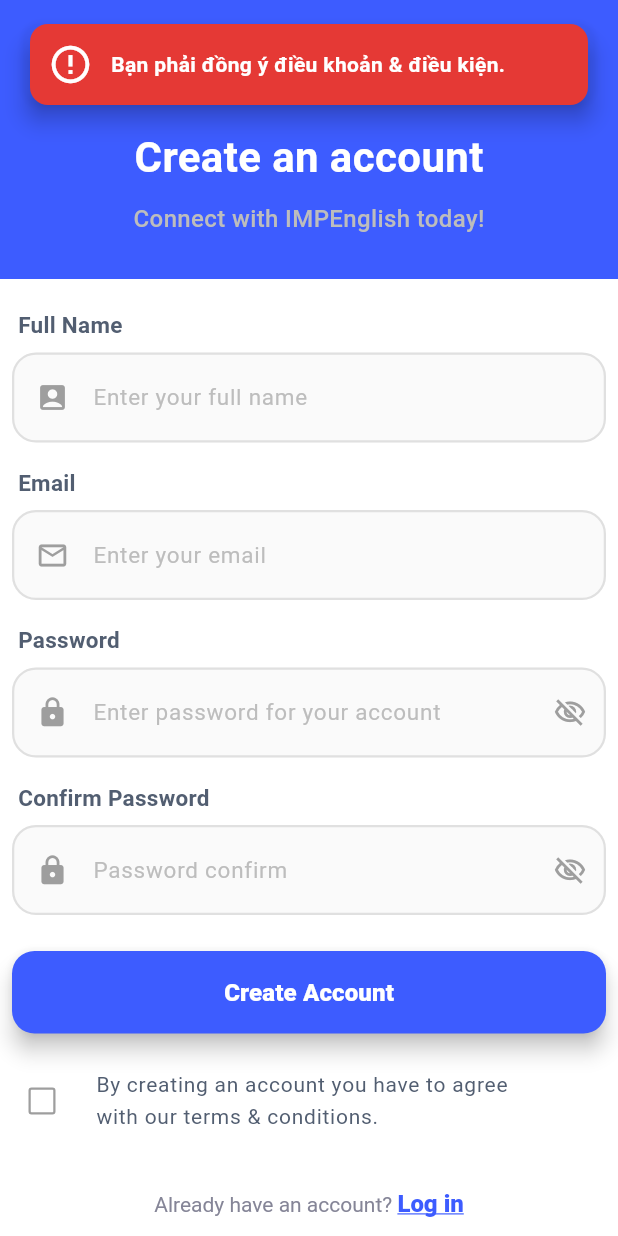
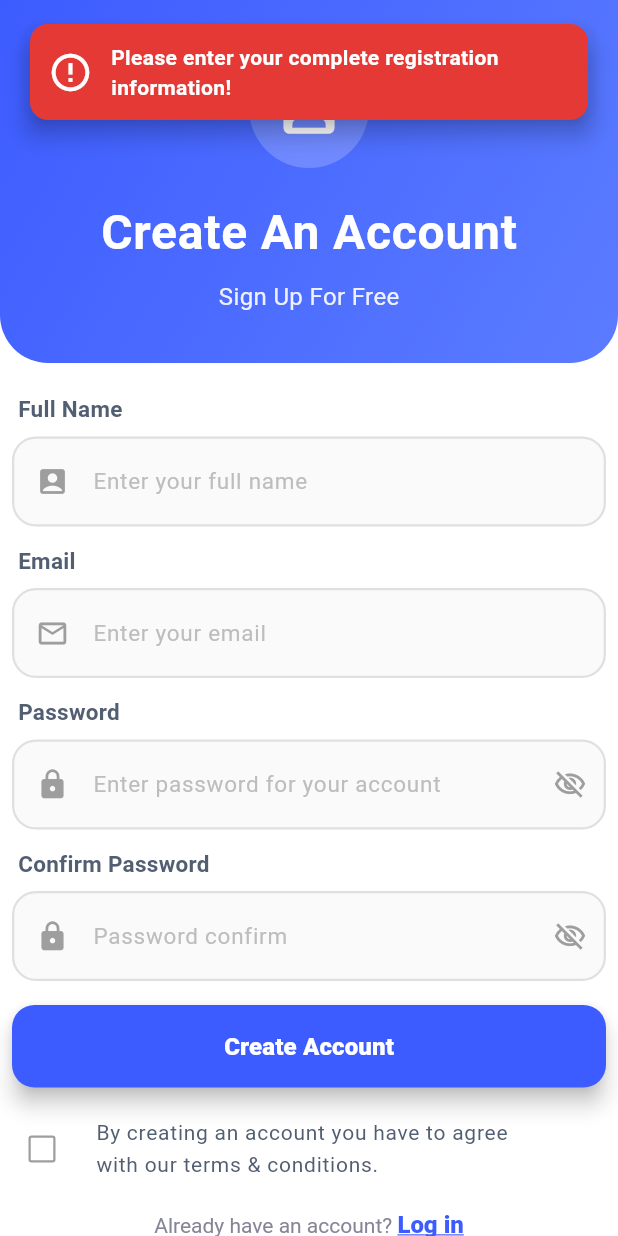
Before and after one commit to ngothanhtien/IMPENGLISH-APP-CLIENT, a Flutter app: the RegisterScreen screen opened by its route, after a tap on "Create Account", on a phone screen of 412 x 824 dp. Run offline on Flutter 3.47's test engine with Material 3 defaults, Android fonts, the phone set to English and light mode, and no system bars; our stand-ins replace audioplayers, awesome_dialog, circular_countdown_timer, convex_bottom_bar, fl_chart, flutter_dotenv and 12 more; missing offline and left inert: record; accounts and stored records are empty; network calls fail.

Commit message:
update: update ui register ui and replace flow verify

```diff
--- a/lib/component/otp-verify/custom_otp_field.dart
+++ b/lib/component/otp-verify/custom_otp_field.dart
@@ -5,12 +5,14 @@ class CustomOtpField extends StatelessWidget {
   final int length;
   final void Function(String)? onCompleted;
   final void Function(String)? onChanged;
+  final bool enable;
 
   const CustomOtpField({
     super.key,
     this.length = 6,
     this.onCompleted,
     this.onChanged,
+    this.enable = true
   });
 
   @override
@@ -20,6 +22,7 @@ class CustomOtpField extends StatelessWidget {
       length: length,
       obscureText: false,
       keyboardType: TextInputType.number,
+      enabled: enable,
       textStyle: TextStyle(
         fontSize: 16,
         color: const Color(0xFF4F46E5)
--- a/lib/component/textfield/custom_textfield.dart
+++ b/lib/component/textfield/custom_textfield.dart
@@ -111,7 +111,7 @@ class _CustomTextFieldState extends State<CustomTextField> with SingleTickerProv
             boxShadow: _isFocused
                 ? [
               BoxShadow(
-                color: const Color(0xFF3D5CFF).withOpacity(0.15),
+                color: const Color(0xFF3D5CFF).withValues(alpha: 0.15),
                 blurRadius: 12,
                 offset: const Offset(0, 4),
               ),
--- a/lib/presentation/screens/register/register_screen.dart
+++ b/lib/presentation/screens/register/register_screen.dart
@@ -14,7 +14,7 @@ class RegisterScreen extends StatefulWidget{
   State<StatefulWidget> createState() => _RegisterScreen();
 }
 class _RegisterScreen extends State<RegisterScreen> {
-  final fullnameController = TextEditingController();
+  final fullNameController = TextEditingController();
   final emailController = TextEditingController();
   final passwordController = TextEditingController();
   final confirmPasswordController = TextEditingController();
@@ -22,13 +22,16 @@ class _RegisterScreen extends State<RegisterScreen> {
   bool _isLoading = false;
 
   Future<void> _handlerRegister() async {
-    if(!isChecked){
-      AppSnackBar.showError(context, "Bạn phải đồng ý điều khoản & điều kiện.");
+
+    if (fullNameController.text.isEmpty || emailController.text.isEmpty ||
+        passwordController.text.isEmpty || confirmPasswordController.text.isEmpty
+    ){
+      AppSnackBar.showError(context, "Please enter your complete registration information!");
       return;
     }
 
-    if (passwordController.text != confirmPasswordController.text) {
-      AppSnackBar.showError(context, "Mật khẩu xác nhận không trùng khớp.");
+    if(!isChecked){
+      AppSnackBar.showError(context, "Please, Agree with our terms & conditions!");
       return;
     }
 
@@ -38,10 +41,10 @@ class _RegisterScreen extends State<RegisterScreen> {
 
     try{
       final result = await UserService().signUp(
-          fullName: fullnameController.text.trim(),
+          fullName: fullNameController.text.trim(),
           email: emailController.text.trim(),
           password: passwordController.text.trim()
-      );
+      ).timeout(Duration(seconds: 5));
 
       if(!mounted) return;
 
@@ -51,10 +54,10 @@ class _RegisterScreen extends State<RegisterScreen> {
       if(resResult == 'failed' || resResult == 'BAD REQUEST'){
         AppSnackBar.showError(context,message);
       }else{
-        AppSnackBar.showSuccess(context,message.isNotEmpty ? message : "Đăng ký tài khoản thành công!");
-        Future.delayed(Duration(seconds: 2),() {
+        AppSnackBar.showSuccess(context,message.isNotEmpty ? message : "Register successfully");
+        Future.delayed(Duration(milliseconds: 800),() {
           if (mounted) {
-            context.go(
+            context.push(
               "/verify-otp",
               extra: {'email': emailController.text},
             );
@@ -63,7 +66,7 @@ class _RegisterScreen extends State<RegisterScreen> {
         );
       }
     }catch(e){
-      AppSnackBar.showError(context,"Đã có lỗi xảy ra khi đăng ký: $e");
+      AppSnackBar.showError(context,"Error at _handlerRegister: $e");
     }finally{
       if (mounted) {
         setState(() {
@@ -75,7 +78,7 @@ class _RegisterScreen extends State<RegisterScreen> {
   @override
   void dispose() {
     // TODO: implement dispose
-    fullnameController.dispose();
+    fullNameController.dispose();
     emailController.dispose();
     passwordController.dispose();
     confirmPasswordController.dispose();
@@ -84,9 +87,6 @@ class _RegisterScreen extends State<RegisterScreen> {
   @override
   Widget build(BuildContext context) {
     return Scaffold(
-      appBar: AppBar(
-        backgroundColor: const Color(0xFF3D5CFF),
-      ),
       backgroundColor: Colors.white,
       resizeToAvoidBottomInset: true,
       body: SafeArea(
@@ -100,31 +100,61 @@ class _RegisterScreen extends State<RegisterScreen> {
                 child: Column(
                     children: [
                       Container(
-                        height: 130,
                         width: double.infinity,
-                        alignment: Alignment.bottomCenter,
-                        color: const Color(0xFF3D5CFF),
-                        child: Column(
-                          mainAxisAlignment: MainAxisAlignment.center,
-                          children: [
-                            const Text(
-                              "Create an account",
-                              style: TextStyle(
-                                fontSize: 28,
-                                fontWeight: FontWeight.w600,
-                                color: Colors.white
+                        decoration: const BoxDecoration(
+                          gradient: LinearGradient(
+                            begin: Alignment.topLeft,
+                            end: Alignment.bottomRight,
+                            colors: [
+                              Color(0xFF3D5CFF),
+                              Color(0xFF5B7CFF),
+                            ],
+                          ),
+                          borderRadius: BorderRadius.only(
+                            bottomLeft: Radius.circular(32),
+                            bottomRight: Radius.circular(32),
                           ),
                         ),
-                            const SizedBox(height: 10,),
+                        child: Padding(
+                          padding: const EdgeInsets.symmetric(vertical: 32, horizontal: 24),
+                          child: Column(
+                            children: [
+                              // Logo/Icon
+                              Container(
+                                width: 80,
+                                height: 80,
+                                decoration: BoxDecoration(
+                                  color: Colors.white.withValues(alpha: 0.2),
+                                  shape: BoxShape.circle,
+                                ),
+                                child: const Icon(
+                                  Icons.assignment_ind,
+                                  size: 45,
+                                  color: Colors.white,
+                                ),
+                              ),
+                              const SizedBox(height: 20),
+                              const Text(
+                                "Create An Account",
+                                style: TextStyle(
+                                  color: Colors.white,
+                                  fontWeight: FontWeight.bold,
+                                  fontSize: 32,
+                                  letterSpacing: 0.5,
+                                ),
+                              ),
+                              const SizedBox(height: 8),
                               Text(
-                              "Connect with IMPEnglish today!",
+                                "Sign Up For Free",
                                 style: TextStyle(
+                                    color: Colors.white.withValues(alpha: 0.9),
                                     fontSize: 16,
-                                  color: Colors.grey.shade400,
-                                  fontWeight: FontWeight.w500
+                                    fontWeight: FontWeight.w400,
+                                    height: 1.5
                                 ),
                               ),
                             ],
+                          ),
                         ),
                       ),
                       // ---------- HEADER ----------
@@ -138,12 +168,12 @@ class _RegisterScreen extends State<RegisterScreen> {
                                 CustomTextField(
                                   nameTextField: "Full Name",
                                   hintText: "Enter your full name",
-                                  controller: fullnameController,
+                                  controller: fullNameController,
                                   prefixIcon: Icons.account_box,
                                   isPassword: false,
                                   titleSize: 15,
                                 ),
-                                const SizedBox(height: 16),
+                                const SizedBox(height: 12),
                                 CustomTextField(
                                   nameTextField: "Email",
                                   hintText: "Enter your email",
@@ -152,7 +182,7 @@ class _RegisterScreen extends State<RegisterScreen> {
                                   isPassword: false,
                                   titleSize: 15,
                                 ),
-                                const SizedBox(height: 16),
+                                const SizedBox(height: 12),
                                 CustomTextField(
                                   nameTextField: "Password",
                                   hintText: "Enter password for your account",
@@ -161,7 +191,7 @@ class _RegisterScreen extends State<RegisterScreen> {
                                   isPassword: true,
                                   titleSize: 15,
                                 ),
-                                const SizedBox(height: 16),
+                                const SizedBox(height: 12),
                                 CustomTextField(
                                   nameTextField: "Confirm Password",
                                   hintText: "Password confirm",
@@ -170,7 +200,7 @@ class _RegisterScreen extends State<RegisterScreen> {
                                   isPassword: true,
                                   titleSize: 15,
                                 ),
-                                const SizedBox(height: 24),
+                                const SizedBox(height: 16),
                                 SizedBox(
                                   width: double.infinity,
                                   height: 55,
@@ -193,7 +223,7 @@ class _RegisterScreen extends State<RegisterScreen> {
                                     ),
                                   ),
                                 ),
-                                const SizedBox(height: 16),
+                                const SizedBox(height: 12),
                                 SizedBox(
                                   width: double.infinity,
                                   child: CheckboxListTile(
@@ -219,7 +249,7 @@ class _RegisterScreen extends State<RegisterScreen> {
                                         borderRadius: BorderRadius.circular(4)),
                                   ),
                                 ),
-                                const SizedBox(height: 30),
+                                const SizedBox(height: 12),
                                 RichText(
                                   text: TextSpan(
                                     children: <TextSpan>[
```
Also changed, not shown: lib/presentation/screens/login/login_screen.dart (+4 -4 lines), lib/presentation/screens/verify-otp/verify_otp_screen.dart (+91 -39 lines). Lines whose indentation alone changed are shown as unchanged.
